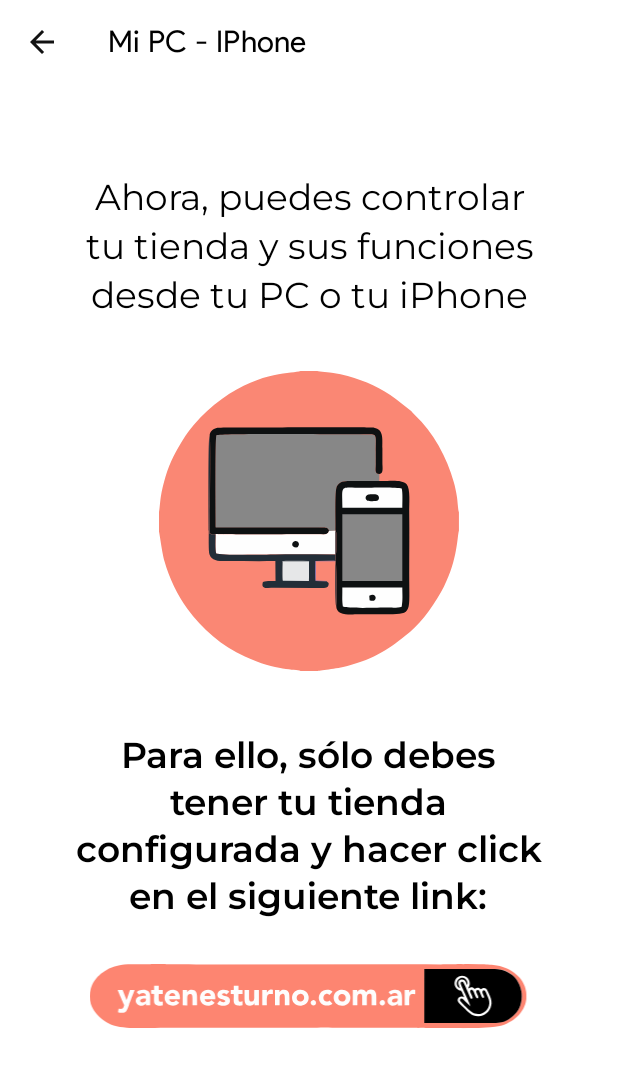
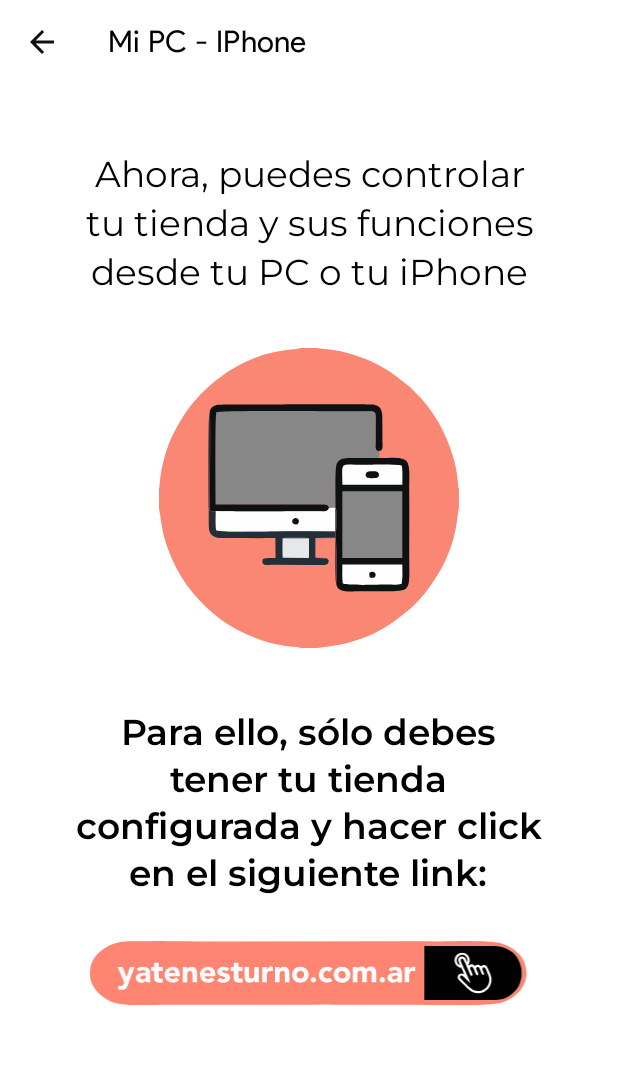
Before and after one commit to BustosNahu/Ya-tenes-turno, an Android app built with Jetpack Compose: the OpenWebActivity screen opened directly, with no data from a screen before it, on a phone screen of 412 x 824 dp. Shown: the top 1067 px of the screen. Run offline under Robolectric (Android 15) with nearby library versions, the phone set to English and light mode, and no system bars.

Commit message:
ultimas correcciones terminadas, animacion del webLink y validacion de nuevo turno, terminados. Solo falta terminar switch button

```diff
--- a/app/src/main/java/com/yatenesturno/activities/job_appointment_book/ClientInfoSelectionFragment.java
+++ b/app/src/main/java/com/yatenesturno/activities/job_appointment_book/ClientInfoSelectionFragment.java
@@ -199,11 +199,13 @@ public class ClientInfoSelectionFragment extends Fragment {
                     }
                 }
             } else {
-                listener.onConfirm(
-                        selectedClient.getName(),
-                        selectedClient.getEmail(),
-                        null
-                );
+                if (GetPremiumActivity.hasPremiumInPlaceOrShowScreen(requireActivity(), placeId, UserManagement.getInstance().getUser().getId())) {
+                    listener.onConfirm(
+                            selectedClient.getName(),
+                            selectedClient.getEmail(),
+                            null
+                    );
+                }
             }
         //}
     }
--- a/app/src/main/java/com/yatenesturno/activities/web_view/OpenWebActivity.java
+++ b/app/src/main/java/com/yatenesturno/activities/web_view/OpenWebActivity.java
@@ -3,10 +3,15 @@ package com.yatenesturno.activities.web_view;
 import androidx.appcompat.app.AppCompatActivity;
 
 import android.content.Intent;
+import android.graphics.drawable.Drawable;
 import android.net.Uri;
 import android.os.Bundle;
 import android.view.MenuItem;
 import android.view.View;
+import android.view.animation.Animation;
+import android.view.animation.AnimationUtils;
+import android.widget.Button;
+import android.widget.ImageButton;
 import android.widget.ImageView;
 
 import com.yatenesturno.R;
@@ -17,7 +22,9 @@ public class OpenWebActivity extends AppCompatActivity {
     String uri = "https://yatenesturno.com.ar/login";
 
 
-    ImageView iv_web;
+    ImageView iv_web_link;
+    private Animation iv_web_link_anim;
+
 
 
     @Override
@@ -32,6 +39,7 @@ public class OpenWebActivity extends AppCompatActivity {
 
         initViews();
         linkClicked();
+
     }
 
     /**
@@ -40,7 +48,7 @@ public class OpenWebActivity extends AppCompatActivity {
      * and it opens login web
      */
     private void linkClicked() {
-        iv_web.setOnClickListener(new View.OnClickListener() {
+        iv_web_link.setOnClickListener(new View.OnClickListener() {
             @Override
             public void onClick(View view) {
                 Intent i = new Intent(Intent.ACTION_VIEW, Uri.parse(uri));
@@ -59,6 +67,9 @@ public class OpenWebActivity extends AppCompatActivity {
     }
 
     private void initViews() {
-        iv_web = findViewById(R.id.iv_web_link);
+        iv_web_link = findViewById(R.id.iv_web_link);
+        iv_web_link_anim = AnimationUtils.loadAnimation(getApplicationContext(),R.anim.web_link_anim);
+        iv_web_link.startAnimation(iv_web_link_anim);
+
     }
 }
--- /dev/null
+++ b/app/src/main/res/anim/web_link_anim.xml
@@ -0,0 +1,13 @@
+<?xml version="1.0" encoding="utf-8"?>
+<scale
+    xmlns:android="http://schemas.android.com/apk/res/android"
+    android:fromXScale="1.0"
+    android:toXScale="0.8"
+    android:fromYScale="1.0"
+    android:toYScale="0.8"
+    android:pivotX="50%"
+    android:pivotY="50%"
+    android:duration="1000"
+    android:repeatMode="reverse"
+    android:repeatCount="8"
+    />
--- a/app/src/main/res/layout/activity_open_web.xml
+++ b/app/src/main/res/layout/activity_open_web.xml
@@ -14,7 +14,7 @@
         app:layout_constraintHorizontal_bias="0.0"
         app:layout_constraintStart_toStartOf="parent"
         app:layout_constraintTop_toTopOf="parent"
-        app:layout_constraintVertical_bias="0.302">
+        app:layout_constraintVertical_bias="0.229">
 
         <TextView
             android:id="@+id/tv_first"
@@ -27,9 +27,7 @@
             android:lineHeight="31dp"
             android:lines="3"
             android:text="@string/tx_web_screen"
-            android:textSize="24sp"
-
-            />
+            android:textSize="24sp" />
 
         <ImageView
             android:id="@+id/iv_pc_phone"
@@ -85,6 +83,20 @@
             android:text="en el siguiente link:"
             android:textSize="24sp" />
 
+        <!--        <Button-->
+        <!--            android:id="@+id/bt_web"-->
+        <!--            android:layout_width="300dp"-->
+        <!--            android:layout_height="43dp"-->
+        <!--            android:layout_below="@id/tv_seventh"-->
+        <!--            android:layout_centerHorizontal="true"-->
+        <!--            android:layout_marginTop="30dp"-->
+        <!--            android:layout_marginBottom="5dp"-->
+        <!--            android:text="yatenesturno.com.ar"-->
+        <!--            android:textAllCaps="false"-->
+        <!--            android:textSize="20sp"-->
+        <!--            android:drawableEnd="@drawable/ic_finger"-->
+
+        <!--            />-->
 
         <ImageView
             android:id="@+id/iv_web_link"
@@ -93,7 +105,10 @@
             android:layout_below="@id/tv_seventh"
             android:layout_centerHorizontal="true"
             android:layout_marginTop="30dp"
+            android:layout_marginBottom="5dp"
             android:clickable="true"
+            android:foreground="?android:attr/selectableItemBackground"
+            android:foregroundGravity="bottom"
             android:src="@drawable/ic_web_link" />
 
 
```
